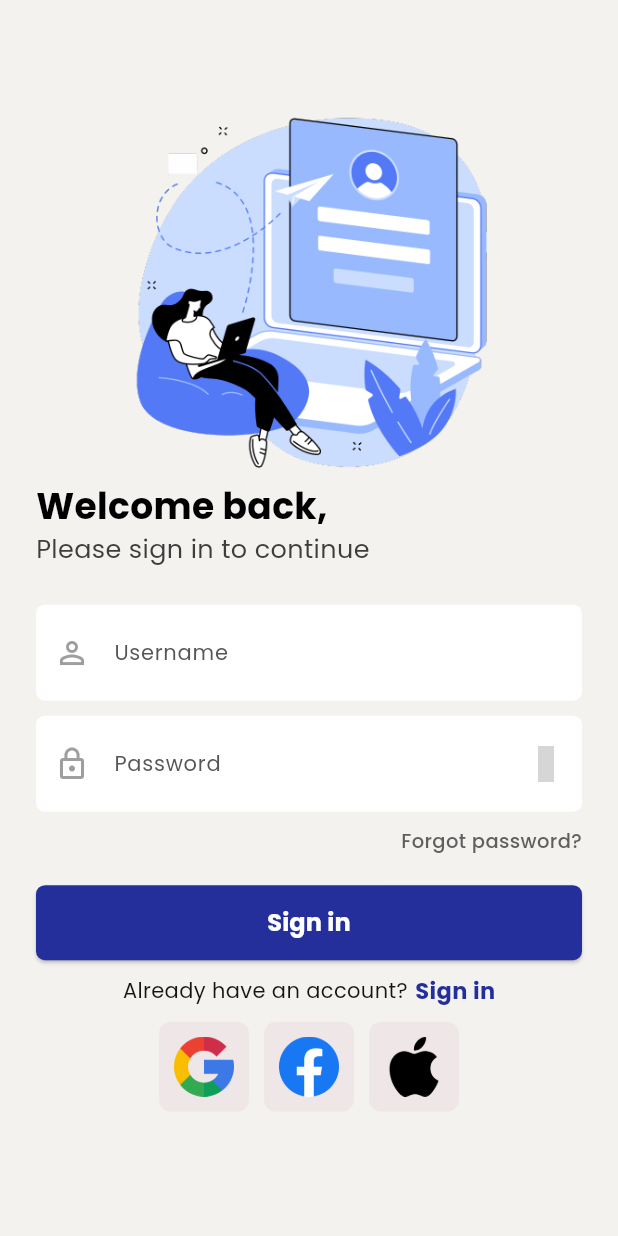
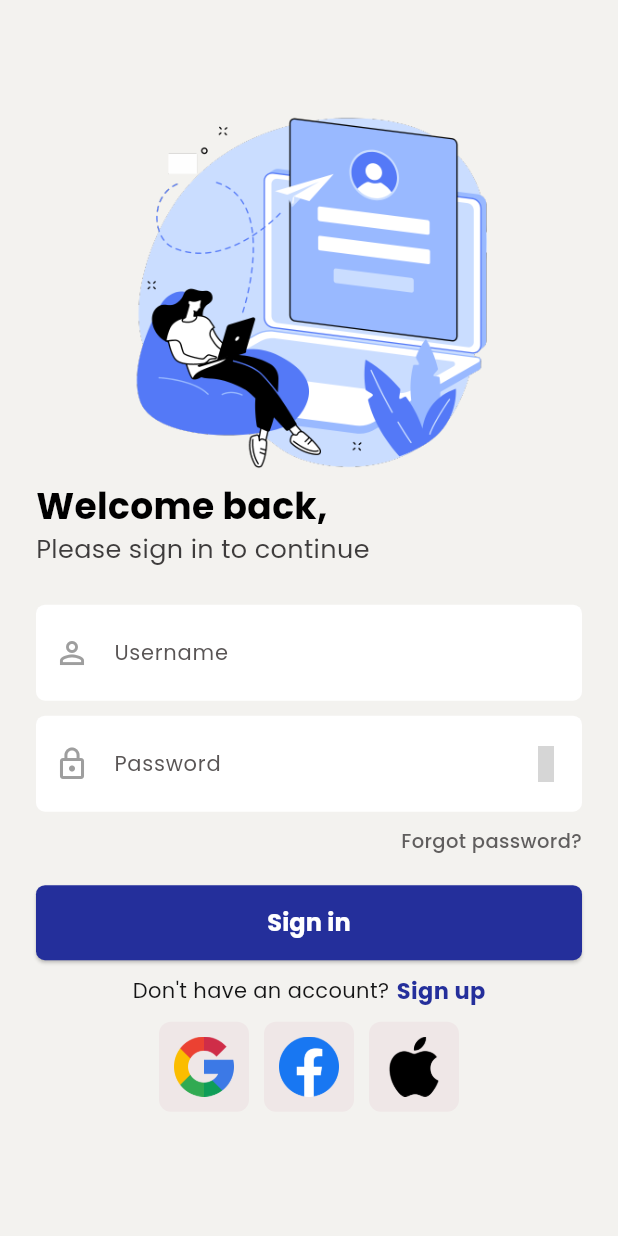
Before and after one commit to AEG14/MAD3_Submission_1_Gimenez-Mamalias-Pacamarra, a Flutter app: the screen it shows after launch, on a phone screen of 412 x 824 dp. Run offline on Flutter 3.47's test engine with Material 3 defaults, Android fonts, the phone set to English and light mode, and no system bars; our stand-ins replace awesome_snackbar_content, form_field_validator, get_it, go_router, google_fonts, iconsax and 2 more; grey boxes are pictures that could not be loaded.

Commit message:
slight mistake

```diff
--- a/lib/src/screens/auth/login.screen.dart
+++ b/lib/src/screens/auth/login.screen.dart
@@ -93,14 +93,14 @@ class _LoginScreenState extends State<LoginScreen> {
                     mainAxisAlignment: MainAxisAlignment.center,
                     children: [
                       Text(
-                        'Already have an account?',
+                        'Don\'t have an account?',
                         style: tPoppinsRegular,
                       ),
                       const SizedBox(width: 5),
                       GestureDetector(
                         onTap: () {},
                         child: Text(
-                          'Sign in',
+                          'Sign up',
                           style: tPoppinsBold.copyWith(
                             color: const Color(0xff242F9B),
                             fontSize: 15,
```
